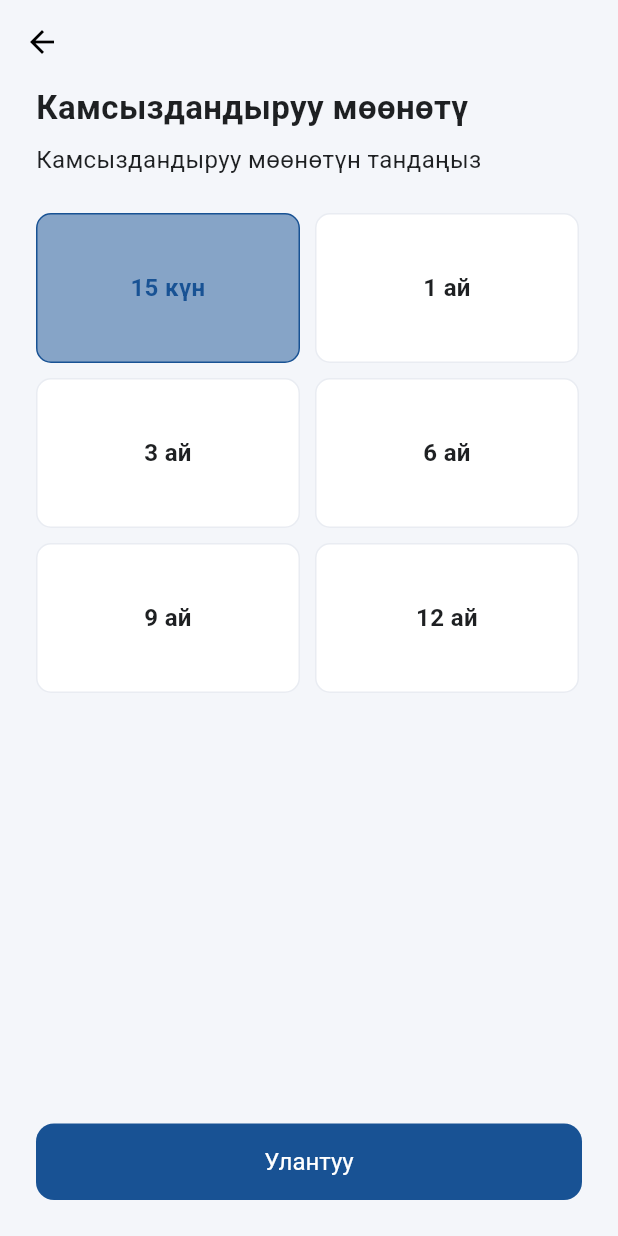
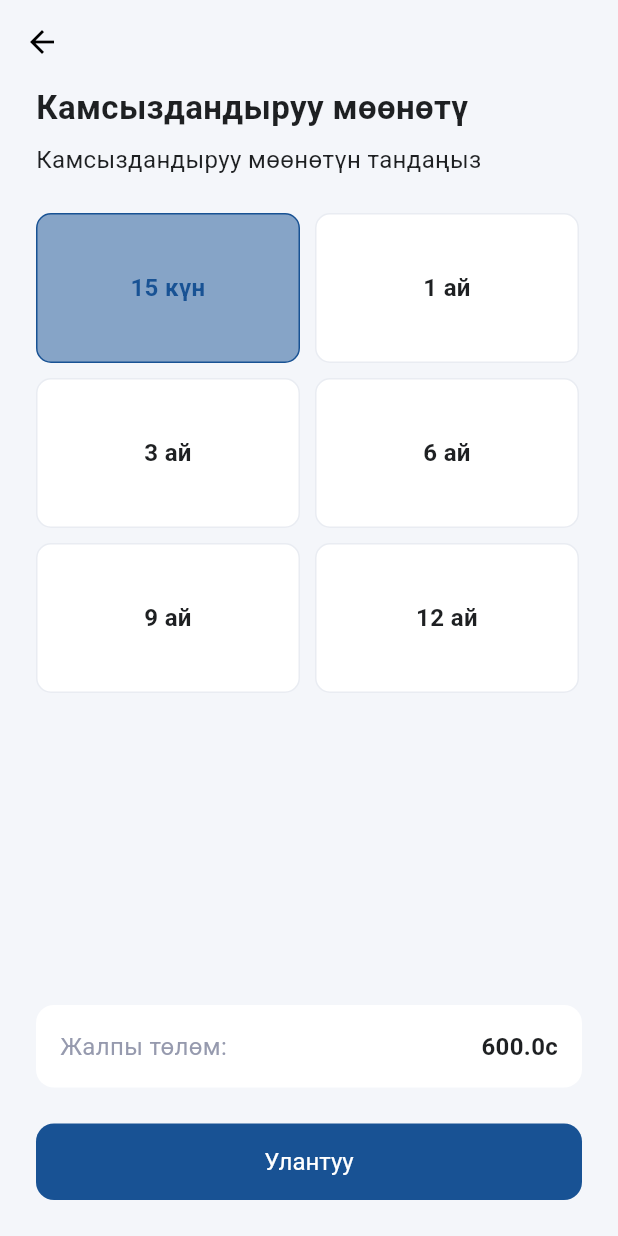
Before and after one commit to VainAmigo/osago_app, a Flutter app: the PeriodSelectorPage screen opened directly with empty values, after a tap on "15 күн", on a phone screen of 412 x 824 dp. Run offline on Flutter 3.47's test engine with Material 3 defaults, Android fonts, the phone set to English and light mode, and no system bars; our stand-ins replace cloud_firestore, firebase_auth, firebase_core, flutter_bloc, flutter_credit_card, open_file and 3 more; missing offline and left inert: country_icons; accounts and stored records are empty; generated files the repository leaves out were written again.

Commit message:
fixed period selection bug

```diff
--- a/lib/features/osago/presentation/components/period_selector.dart
+++ b/lib/features/osago/presentation/components/period_selector.dart
@@ -12,7 +12,7 @@ class PeriodSelector extends StatefulWidget {
 }
 
 class _PeriodSelectorState extends State<PeriodSelector> {
-  int selectedIndex = 0; // Индекс по умолчанию
+  int? selectedIndex; // НЕТ выбора по умолчанию
 
   late List<String> periods = [
     translation(context).period15Days,
@@ -26,29 +26,32 @@ class _PeriodSelectorState extends State<PeriodSelector> {
   @override
   Widget build(BuildContext context) {
     final width = MediaQuery.of(context).size.width;
+
     return SafeArea(
       child: Wrap(
         spacing: 10,
         runSpacing: 10,
         children: List.generate(periods.length, (index) {
+          final isSelected = selectedIndex == index;
+
           return GestureDetector(
             onTap: () {
               setState(() {
                 selectedIndex = index;
               });
-            widget.onPeriodSelected(selectedIndex);
+              widget.onPeriodSelected(index);
             },
             child: Container(
               width: (width - 60) / 2,
               height: 100,
-
-            // padding: const EdgeInsets.symmetric(vertical: 12, horizontal: 20),
               decoration: BoxDecoration(
-              color:
-                  selectedIndex == index ? Theme.of(context).colorScheme.primary.withOpacity(0.5) : Theme.of(context).colorScheme.inversePrimary,
+                color: isSelected
+                    ? Theme.of(context).colorScheme.primary.withOpacity(0.5)
+                    : Theme.of(context).colorScheme.inversePrimary,
                 border: Border.all(
-                color:
-                    selectedIndex == index ? Theme.of(context).colorScheme.primary : Theme.of(context).colorScheme.onSecondary,
+                  color: isSelected
+                      ? Theme.of(context).colorScheme.primary
+                      : Theme.of(context).colorScheme.onSecondary,
                 ),
                 borderRadius: BorderRadius.circular(10),
               ),
@@ -57,7 +60,9 @@ class _PeriodSelectorState extends State<PeriodSelector> {
                   textAlign: TextAlign.center,
                   periods[index],
                   style: TextStyle(
-                  color: selectedIndex == index ? Theme.of(context).colorScheme.primary : Theme.of(context).colorScheme.tertiary,
+                    color: isSelected
+                        ? Theme.of(context).colorScheme.primary
+                        : Theme.of(context).colorScheme.tertiary,
                     fontWeight: FontWeight.w600,
                     fontSize: 16,
                   ),
@@ -66,6 +71,7 @@ class _PeriodSelectorState extends State<PeriodSelector> {
             ),
           );
         }),
-    ));
+      ),
+    );
   }
 }
--- a/lib/features/osago/presentation/pages/create_osago_page.dart
+++ b/lib/features/osago/presentation/pages/create_osago_page.dart
@@ -51,17 +51,19 @@ class _CreateOsagoPageState extends State<CreateOsagoPage> {
         context: context,
         builder: (context) => AlertDialog(
           title: Text(translation(context).createOsagoAlertTitle),
-          content: SingleChildScrollView(
+          content: Container(
+            width: double.infinity,
+            padding: EdgeInsets.symmetric(horizontal: 10, vertical: 40),
+            child: SingleChildScrollView(
               child: ListBody(
                 children: [
                   Text(
                       '${translation(context).createOsagoCardNumber} $cardNumber'),
                   Text(
                       '${translation(context).createOsagoExpiryDate} $expiryDate'),
-                Text(
-                    '${translation(context).createOsagoCardHolderName} $cardHolderName'),
                   Text('${translation(context).createOsagoCvv} $cvvCode'),
                 ],
+              ),
             ),
           ),
           actions: [
@@ -88,7 +90,6 @@ class _CreateOsagoPageState extends State<CreateOsagoPage> {
 
   @override
   void initState() {
-    // TODO: implement initState
     super.initState();
     getCurrentUser();
   }
@@ -137,11 +138,14 @@ class _CreateOsagoPageState extends State<CreateOsagoPage> {
                   cardHolderName: cardHolderName,
                   cvvCode: cvvCode,
                   showBackView: isCvvFocused,
+                  cardBgColor: Theme.of(context).colorScheme.primary,
+                  isHolderNameVisible: false,
                   onCreditCardWidgetChange: (p0) {},
                 ),
 
                 // credit card form
                 CreditCardForm(
+                  isHolderNameVisible: false,
                   cardNumber: cardNumber,
                   expiryDate: expiryDate,
                   cardHolderName: cardHolderName,
@@ -158,13 +162,12 @@ class _CreateOsagoPageState extends State<CreateOsagoPage> {
                 ),
 
                  const Spacer(),
-
                 MyButton(
                   text: translation(context).buttonContinue,
                   onPress: () => userTappedPay(),
                 ),
 
-                const SizedBox(height: 25),
+                const SizedBox(height: 40),
               ],
             ),
           ),
--- a/lib/features/osago/presentation/pages/period_selector_page.dart
+++ b/lib/features/osago/presentation/pages/period_selector_page.dart
@@ -29,62 +29,33 @@ class _TestCarPageState extends State<PeriodSelectorPage> {
   double? costOfOsago;
 
   void getCostOfOsago() {
-    double engineVolumeCov;
-    double periodCov;
-    // double ageCov;
-    double cardCov = 1;
+    final engineVolume = double.tryParse(widget.car.engineVolume)?.toInt() ?? 0;
 
-    int engineVolume = double.parse(widget.car.engineVolume).toInt();
+    final engineVolumeCov = switch (widget.car.carType) {
+      'Sedan' => engineVolume > 2.4 ? 1.2 : 1.0,
+      'Bus'   => engineVolume > 3.5 ? 1.65 : 1.45,
+      'Truck' => engineVolume > 5.0 ? 2.0 : 1.6,
+      _       => 1.5,
+    };
 
-    if (widget.car.carType == 'Sedan') {
-      if (engineVolume > 2.4) {
-        engineVolumeCov = 1.2;
-      } else {
-        engineVolumeCov = 1.0;
-      }
-    } else if (widget.car.carType == 'Bus') {
-      if (engineVolume > 3.5) {
-        engineVolumeCov = 1.65;
-      } else {
-        engineVolumeCov = 1.45;
-      }
-    } else if (widget.car.carType == 'Truck') {
-      if (engineVolume > 5) {
-        engineVolumeCov = 2.0;
-      } else {
-        engineVolumeCov = 1.6;
-      }
-    } else {
-      engineVolumeCov = 1.5;
-    }
+    final cardCov = widget.car.certificate ? 0.8 : 1.0;
 
-    if (widget.car.certificate) {
-      cardCov = 0.8;
-    }
+    final periodCov = {
+      15: 0.2,
+      30: 0.3,
+      90: 0.5,
+      180: 0.7,
+      270: 0.9,
+      365: 1.0,
+    }[periodOfPolis] ?? 1.0;
 
-    switch (periodOfPolis) {
-      case 15:
-        periodCov = 0.2;
-      case 30:
-        periodCov = 0.3;
-      case 90:
-        periodCov = 0.5;
-      case 180:
-        periodCov = 0.7;
-      case 270:
-        periodCov = 0.9;
-      case 365:
-        periodCov = 1.0;
-      default:
-        periodCov = 1.0;
-    }
 
-    costOfOsago = 1680 * engineVolumeCov * periodCov * cardCov;
-
-    costOfOsago = costOfOsago!.roundToDouble();
+    costOfOsago = (2000 * engineVolumeCov * periodCov * cardCov).roundToDouble();
+    // costOfOsago = (1680 * engineVolumeCov * periodCov * cardCov).roundToDouble();
 
     setState(() {});
   }
+
 
   @override
   Widget build(BuildContext context) {
```
Lines whose indentation alone changed are shown as unchanged.
